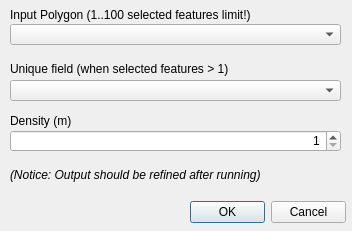
First picture: the form in forms/hcmgis_medialaxis_form.ui, repository thangqd/HCMGIS, before the edit.
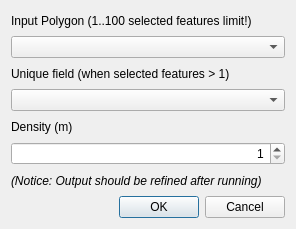
Second picture: the form after the edit. Custom widgets are drawn as their Qt base class.

Patch:
```diff
--- a/forms/hcmgis_medialaxis_form.ui
+++ b/forms/hcmgis_medialaxis_form.ui
@@ -12,8 +12,8 @@
    <rect>
     <x>0</x>
     <y>0</y>
-    <width>352</width>
-    <height>231</height>
+    <width>296</width>
+    <height>229</height>
    </rect>
   </property>
   <property name="mouseTracking">
@@ -22,64 +22,36 @@
   <property name="windowTitle">
    <string>Skeleton/Medial Axis</string>
   </property>
-  <widget class="QDialogButtonBox" name="BtnOKCancel">
-   <property name="geometry">
-    <rect>
-     <x>190</x>
-     <y>197</y>
-     <width>156</width>
-     <height>31</height>
-    </rect>
-   </property>
-   <property name="standardButtons">
-    <set>QDialogButtonBox::Cancel|QDialogButtonBox::Ok</set>
-   </property>
-  </widget>
+  <layout class="QVBoxLayout" name="verticalLayout">
+   <item>
   <widget class="QLabel" name="LblInput">
-   <property name="geometry">
-    <rect>
-     <x>10</x>
-     <y>7</y>
-     <width>331</width>
-     <height>16</height>
-    </rect>
-   </property>
    <property name="text">
     <string>Input Polygon (1..100 selected features limit!)</string>
    </property>
   </widget>
-  <widget class="QgsMapLayerComboBox" name="CboInput">
-   <property name="geometry">
-    <rect>
-     <x>10</x>
-     <y>24</y>
-     <width>331</width>
-     <height>21</height>
-    </rect>
-   </property>
-  </widget>
+   </item>
+   <item>
+    <widget class="QgsMapLayerComboBox" name="CboInput"/>
+   </item>
+   <item>
+    <widget class="QLabel" name="LblInput_3">
+     <property name="text">
+      <string>Unique field (when selected features &gt; 1)</string>
+     </property>
+    </widget>
+   </item>
+   <item>
+    <widget class="QgsFieldComboBox" name="CboField"/>
+   </item>
+   <item>
   <widget class="QLabel" name="LblInput_2">
-   <property name="geometry">
-    <rect>
-     <x>10</x>
-     <y>113</y>
-     <width>331</width>
-     <height>16</height>
-    </rect>
-   </property>
    <property name="text">
     <string>Density (m)</string>
    </property>
   </widget>
+   </item>
+   <item>
   <widget class="QSpinBox" name="spinBox">
-   <property name="geometry">
-    <rect>
-     <x>10</x>
-     <y>130</y>
-     <width>331</width>
-     <height>22</height>
-    </rect>
-   </property>
    <property name="layoutDirection">
     <enum>Qt::LeftToRight</enum>
    </property>
@@ -93,38 +65,9 @@
     <number>10</number>
    </property>
   </widget>
-  <widget class="QgsFieldComboBox" name="CboField">
-   <property name="geometry">
-    <rect>
-     <x>10</x>
-     <y>80</y>
-     <width>331</width>
-     <height>21</height>
-    </rect>
-   </property>
-  </widget>
-  <widget class="QLabel" name="LblInput_3">
-   <property name="geometry">
-    <rect>
-     <x>10</x>
-     <y>61</y>
-     <width>321</width>
-     <height>16</height>
-    </rect>
-   </property>
-   <property name="text">
-    <string>Unique field (when selected features &gt; 1)</string>
-   </property>
-  </widget>
+   </item>
+   <item>
   <widget class="QLabel" name="label">
-   <property name="geometry">
-    <rect>
-     <x>10</x>
-     <y>167</y>
-     <width>331</width>
-     <height>16</height>
-    </rect>
-   </property>
    <property name="font">
     <font>
      <weight>50</weight>
@@ -137,6 +80,15 @@
     <string>(Notice: Output should be refined after running)</string>
    </property>
   </widget>
+   </item>
+   <item>
+    <widget class="QDialogButtonBox" name="BtnOKCancel">
+     <property name="standardButtons">
+      <set>QDialogButtonBox::Cancel|QDialogButtonBox::Ok</set>
+     </property>
+    </widget>
+   </item>
+  </layout>
  </widget>
  <customwidgets>
   <customwidget>
```
Lines whose indentation alone changed are shown as unchanged.
